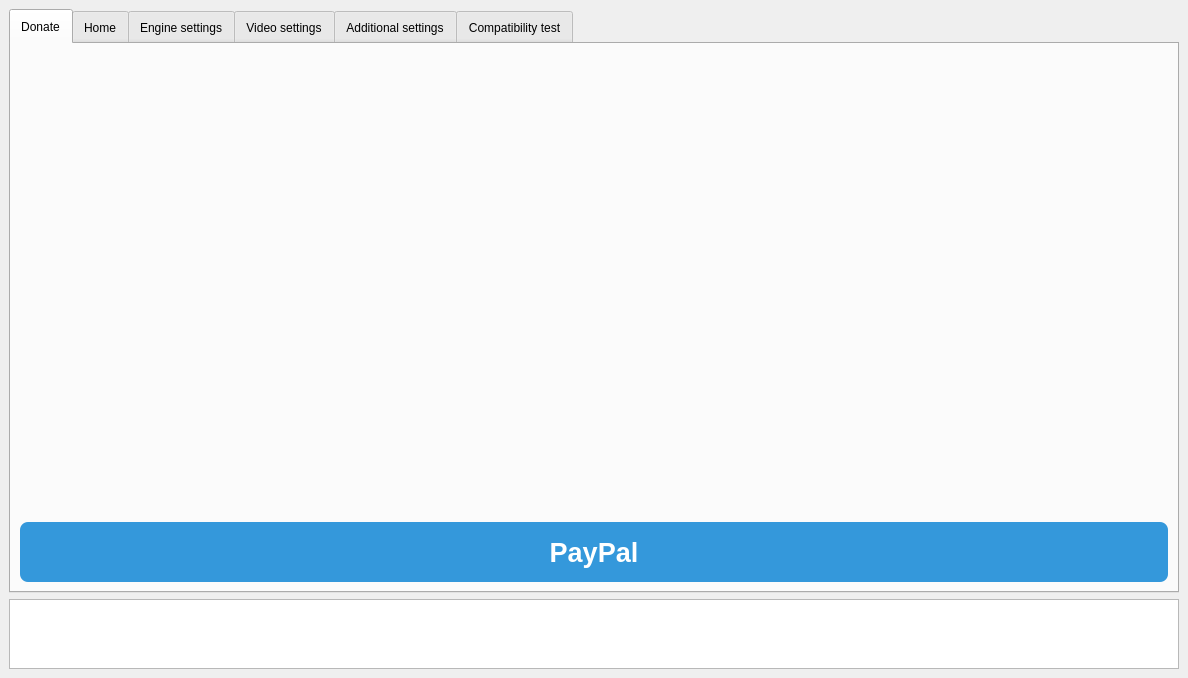
Qt form SRC/Waifu2x-Extension-QT/mainwindow.ui (AaronFeng753/Waifu2x-Extension-GUI) before a commit.
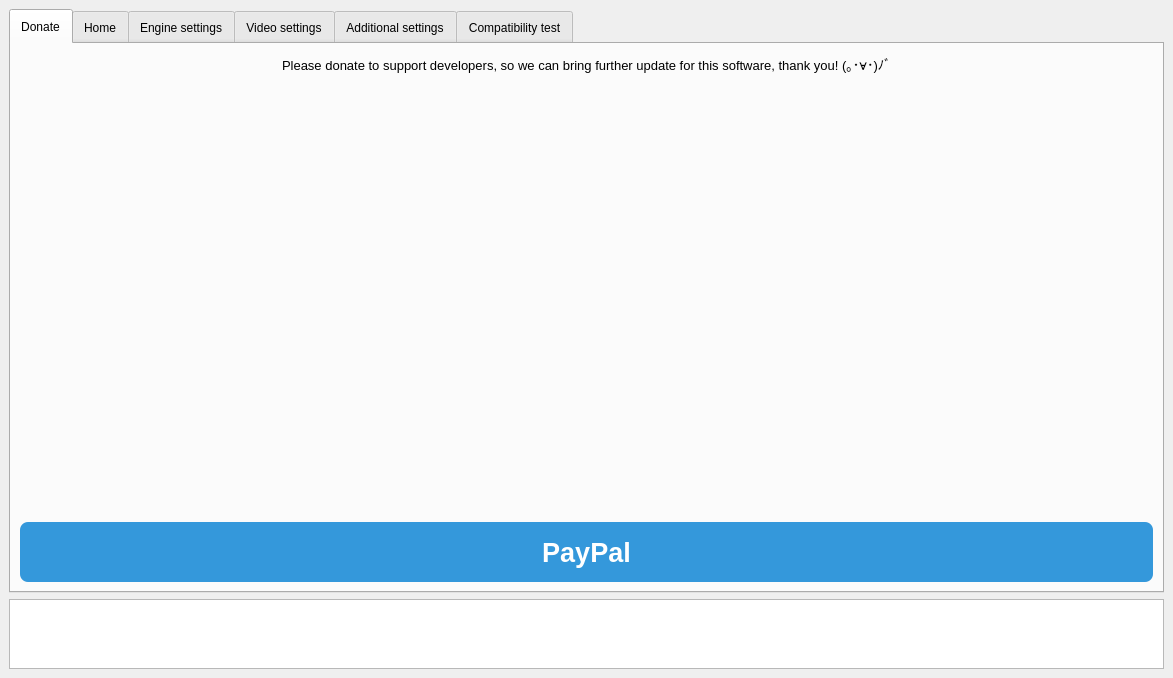
The same form after that commit. The open tabs and pages were chosen to show the change. Icons and pictures are not drawn.

The edit to the form file:
```diff
--- a/SRC/Waifu2x-Extension-QT/mainwindow.ui
+++ b/SRC/Waifu2x-Extension-QT/mainwindow.ui
@@ -6,7 +6,7 @@
    <rect>
     <x>0</x>
     <y>0</y>
-    <width>1188</width>
+    <width>1173</width>
     <height>678</height>
    </rect>
   </property>
@@ -114,7 +114,7 @@
         <string>Donate</string>
        </attribute>
        <layout class="QGridLayout" name="gridLayout_22">
-        <item row="0" column="0">
+        <item row="1" column="0">
          <widget class="QLabel" name="label_DonateQRCode">
           <property name="sizePolicy">
            <sizepolicy hsizetype="Preferred" vsizetype="Preferred">
@@ -159,7 +159,7 @@
           </property>
          </widget>
         </item>
-        <item row="1" column="0">
+        <item row="2" column="0">
          <widget class="QPushButton" name="pushButton_PayPal">
           <property name="minimumSize">
            <size>
@@ -215,6 +215,31 @@
           </property>
          </widget>
         </item>
+        <item row="0" column="0">
+         <widget class="QLabel" name="label_DonateText">
+          <property name="maximumSize">
+           <size>
+            <width>16777215</width>
+            <height>22</height>
+           </size>
+          </property>
+          <property name="font">
+           <font>
+            <pointsize>10</pointsize>
+            <weight>50</weight>
+            <bold>false</bold>
+            <underline>false</underline>
+            <strikeout>false</strikeout>
+           </font>
+          </property>
+          <property name="text">
+           <string>Please donate to support developers, so we can bring further update for this software, thank you! (｡･∀･)ﾉﾞ</string>
+          </property>
+          <property name="alignment">
+           <set>Qt::AlignCenter</set>
+          </property>
+         </widget>
+        </item>
        </layout>
       </widget>
       <widget class="QWidget" name="tab_Home">
```
Left out of the diff: 24 changed lines with no effect on the pictures.
